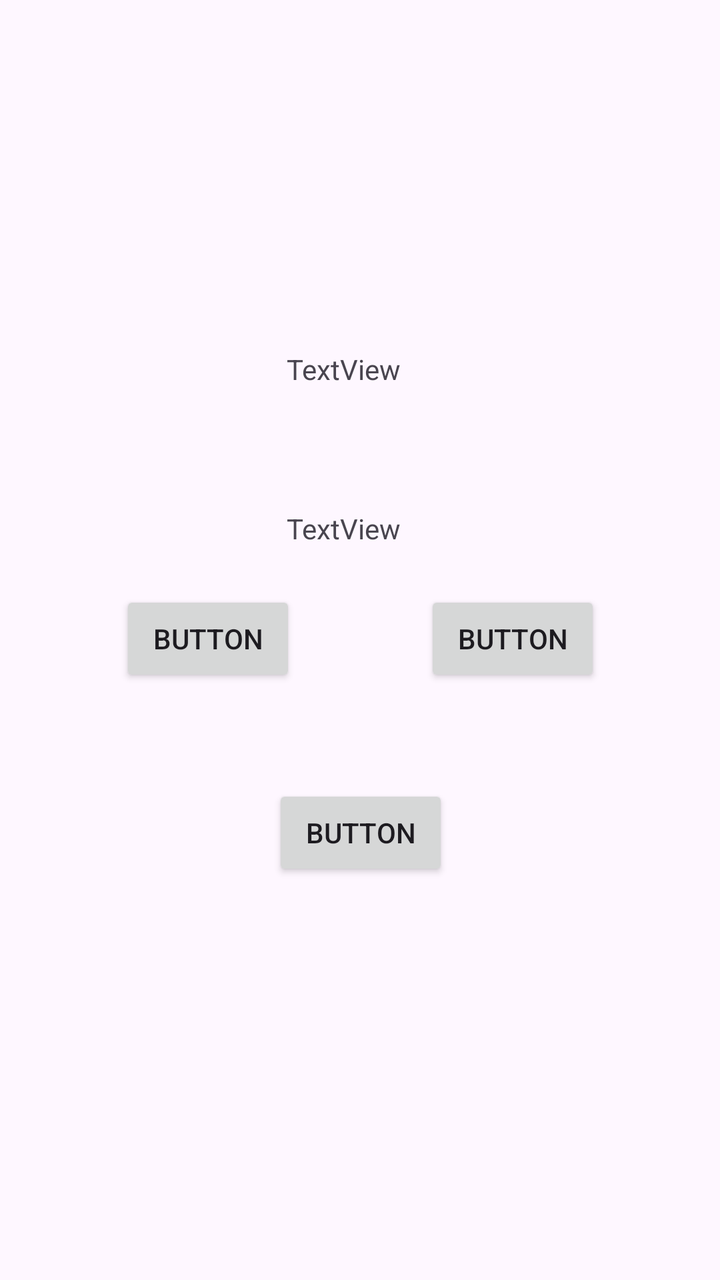
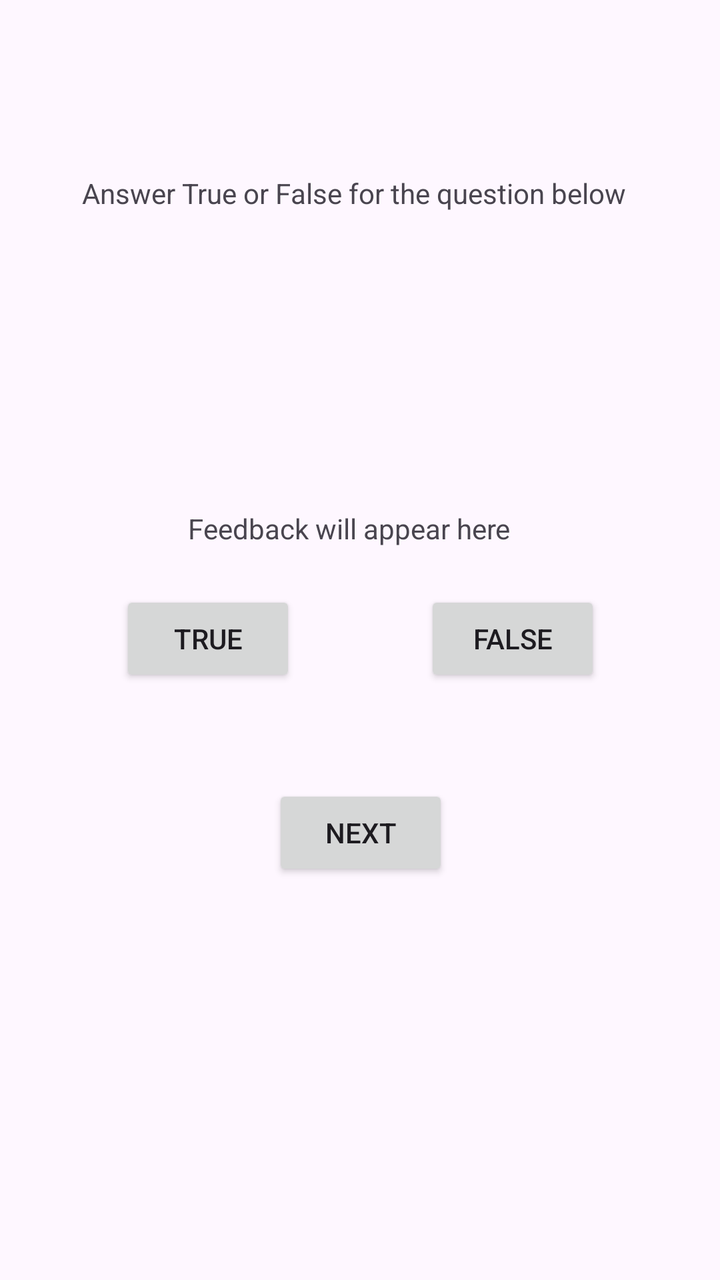

An Android layout rendered at two revisions. The XML below is the earlier revision; the diff shows what the commit changed to produce the second picture.
<!-- AndroidManifest.xml: application theme Theme.IceTask4 -->
<!-- res/layout/trivia_question_screen.xml -->
<?xml version="1.0" encoding="utf-8"?>
<androidx.constraintlayout.widget.ConstraintLayout xmlns:android="http://schemas.android.com/apk/res/android"
    xmlns:app="http://schemas.android.com/apk/res-auto"
    xmlns:tools="http://schemas.android.com/tools"
    android:id="@+id/main"
    android:layout_width="match_parent"
    android:layout_height="match_parent"
    tools:context=".TriviaQuestionScreen">

    <Button
        android:id="@+id/button3"
        android:layout_width="wrap_content"
        android:layout_height="wrap_content"
        android:text="Button"
        app:layout_constraintBottom_toBottomOf="parent"
        app:layout_constraintEnd_toEndOf="parent"
        app:layout_constraintHorizontal_bias="0.221"
        app:layout_constraintStart_toStartOf="parent"
        app:layout_constraintTop_toTopOf="parent"
        app:layout_constraintVertical_bias="0.499" />

    <Button
        android:id="@+id/button2"
        android:layout_width="wrap_content"
        android:layout_height="wrap_content"
        android:text="Button"
        app:layout_constraintBottom_toBottomOf="parent"
        app:layout_constraintEnd_toEndOf="parent"
        app:layout_constraintHorizontal_bias="0.501"
        app:layout_constraintStart_toStartOf="parent"
        app:layout_constraintTop_toTopOf="parent"
        app:layout_constraintVertical_bias="0.663" />

    <TextView
        android:id="@+id/textView2"
        android:layout_width="wrap_content"
        android:layout_height="wrap_content"
        android:text="TextView"
        app:layout_constraintBottom_toBottomOf="parent"
        app:layout_constraintEnd_toEndOf="parent"
        app:layout_constraintHorizontal_bias="0.473"
        app:layout_constraintStart_toStartOf="parent"
        app:layout_constraintTop_toTopOf="parent"
        app:layout_constraintVertical_bias="0.41" />

    <TextView
        android:id="@+id/textView"
        android:layout_width="wrap_content"
        android:layout_height="wrap_content"
        android:text="TextView"
        app:layout_constraintBottom_toBottomOf="parent"
        app:layout_constraintEnd_toEndOf="parent"
        app:layout_constraintHorizontal_bias="0.473"
        app:layout_constraintStart_toStartOf="parent"
        app:layout_constraintTop_toTopOf="parent"
        app:layout_constraintVertical_bias="0.282" />

    <Button
        android:id="@+id/button"
        android:layout_width="wrap_content"
        android:layout_height="wrap_content"
        android:text="Button"
        app:layout_constraintBottom_toBottomOf="parent"
        app:layout_constraintEnd_toEndOf="parent"
        app:layout_constraintHorizontal_bias="0.781"
        app:layout_constraintStart_toStartOf="parent"
        app:layout_constraintTop_toTopOf="parent"
        app:layout_constraintVertical_bias="0.499" />
</androidx.constraintlayout.widget.ConstraintLayout>
<!-- resources referenced by this layout -->
<resources>
  <style name="Theme.IceTask4" parent="Base.Theme.IceTask4" />
  <style name="Base.Theme.IceTask4" parent="Theme.Material3.DayNight.NoActionBar">
          
          
      </style>
</resources>

<!-- the commit's change to res/layout/trivia_question_screen.xml (unified diff, before → after) -->
@@ -8,10 +8,10 @@
     tools:context=".TriviaQuestionScreen">
 
     <Button
-        android:id="@+id/button3"
+        android:id="@+id/btn_True"
         android:layout_width="wrap_content"
         android:layout_height="wrap_content"
-        android:text="Button"
+        android:text="True"
         app:layout_constraintBottom_toBottomOf="parent"
         app:layout_constraintEnd_toEndOf="parent"
         app:layout_constraintHorizontal_bias="0.221"
@@ -20,10 +20,10 @@
         app:layout_constraintVertical_bias="0.499" />
 
     <Button
-        android:id="@+id/button2"
+        android:id="@+id/btn_Next"
         android:layout_width="wrap_content"
         android:layout_height="wrap_content"
-        android:text="Button"
+        android:text="Next"
         app:layout_constraintBottom_toBottomOf="parent"
         app:layout_constraintEnd_toEndOf="parent"
         app:layout_constraintHorizontal_bias="0.501"
@@ -32,10 +32,10 @@
         app:layout_constraintVertical_bias="0.663" />
 
     <TextView
-        android:id="@+id/textView2"
+        android:id="@+id/txt_Feedback"
         android:layout_width="wrap_content"
         android:layout_height="wrap_content"
-        android:text="TextView"
+        android:text="Feedback will appear here"
         app:layout_constraintBottom_toBottomOf="parent"
         app:layout_constraintEnd_toEndOf="parent"
         app:layout_constraintHorizontal_bias="0.473"
@@ -44,26 +44,37 @@
         app:layout_constraintVertical_bias="0.41" />
 
     <TextView
-        android:id="@+id/textView"
+        android:id="@+id/txt_Question"
+        android:layout_width="242dp"
+        android:layout_height="77dp"
+        app:layout_constraintBottom_toBottomOf="parent"
+        app:layout_constraintEnd_toEndOf="parent"
+        app:layout_constraintHorizontal_bias="0.497"
+        app:layout_constraintStart_toStartOf="parent"
+        app:layout_constraintTop_toTopOf="parent"
+        app:layout_constraintVertical_bias="0.25" />
+
+    <Button
+        android:id="@+id/btn_False"
         android:layout_width="wrap_content"
         android:layout_height="wrap_content"
-        android:text="TextView"
-        app:layout_constraintBottom_toBottomOf="parent"
-        app:layout_constraintEnd_toEndOf="parent"
-        app:layout_constraintHorizontal_bias="0.473"
-        app:layout_constraintStart_toStartOf="parent"
-        app:layout_constraintTop_toTopOf="parent"
-        app:layout_constraintVertical_bias="0.282" />
-
-    <Button
-        android:id="@+id/button"
-        android:layout_width="wrap_content"
-        android:layout_height="wrap_content"
-        android:text="Button"
+        android:text="False"
         app:layout_constraintBottom_toBottomOf="parent"
         app:layout_constraintEnd_toEndOf="parent"
         app:layout_constraintHorizontal_bias="0.781"
         app:layout_constraintStart_toStartOf="parent"
         app:layout_constraintTop_toTopOf="parent"
         app:layout_constraintVertical_bias="0.499" />
+
+    <TextView
+        android:id="@+id/txt_Info"
+        android:layout_width="278dp"
+        android:layout_height="48dp"
+        android:text="Answer True or False for the question below"
+        app:layout_constraintBottom_toBottomOf="parent"
+        app:layout_constraintEnd_toEndOf="parent"
+        app:layout_constraintHorizontal_bias="0.498"
+        app:layout_constraintStart_toStartOf="parent"
+        app:layout_constraintTop_toTopOf="parent"
+        app:layout_constraintVertical_bias="0.147" />
 </androidx.constraintlayout.widget.ConstraintLayout>
